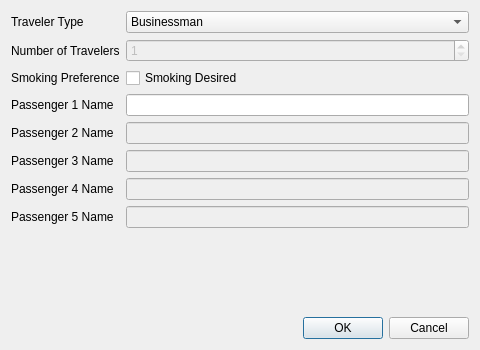
First picture: the form in addgroupdialog.ui, repository djk7wb/cs206flight, before the edit.
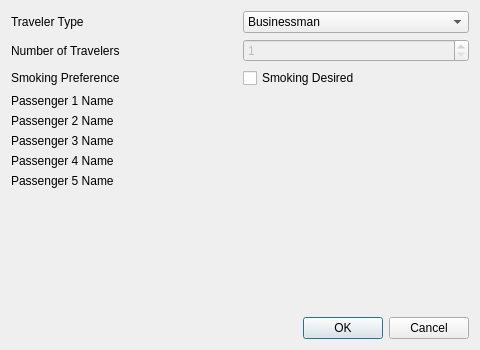
Second picture: the form after the edit.

The edit to the form file:
```diff
--- a/addgroupdialog.ui
+++ b/addgroupdialog.ui
@@ -35,9 +35,6 @@
        </item>
       </widget>
      </item>
-     <item row="4" column="2">
-      <widget class="QLineEdit" name="passenger1Name"/>
-     </item>
      <item row="0" column="0">
       <widget class="QLabel" name="lblTravelerType">
        <property name="text">
@@ -96,13 +93,6 @@
        </property>
       </widget>
      </item>
-     <item row="5" column="2">
-      <widget class="QLineEdit" name="passenger2Name">
-       <property name="enabled">
-        <bool>false</bool>
-       </property>
-      </widget>
-     </item>
      <item row="6" column="0">
       <widget class="QLabel" name="lblPassenger3Name">
        <property name="text">
@@ -110,13 +100,6 @@
        </property>
       </widget>
      </item>
-     <item row="6" column="2">
-      <widget class="QLineEdit" name="passenger3Name">
-       <property name="enabled">
-        <bool>false</bool>
-       </property>
-      </widget>
-     </item>
      <item row="7" column="0">
       <widget class="QLabel" name="lblPassenger4Name">
        <property name="text">
@@ -124,20 +107,6 @@
        </property>
       </widget>
      </item>
-     <item row="7" column="2">
-      <widget class="QLineEdit" name="passenger4Name">
-       <property name="enabled">
-        <bool>false</bool>
-       </property>
-      </widget>
-     </item>
-     <item row="8" column="2">
-      <widget class="QLineEdit" name="passenger5Name">
-       <property name="enabled">
-        <bool>false</bool>
-       </property>
-      </widget>
-     </item>
      <item row="8" column="0">
       <widget class="QLabel" name="label">
        <property name="text">
```
